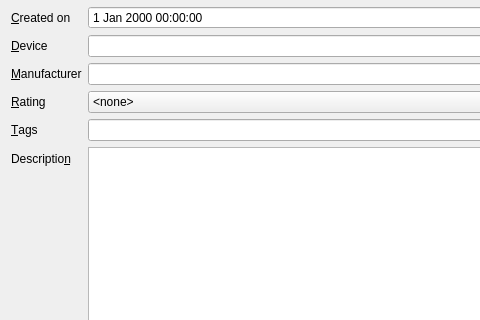
First picture: the form in ui/adddialog.ui, repository SpotlightKid/reface-dx-lib, before the edit; both pictures show x 0 to 480 and y 89 to 409 of the 600 by 600 pixel window.
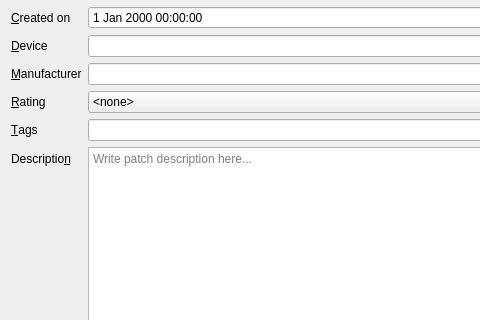
Second picture: the form after the edit.

Commit message: Provisional implementation of patch export

What changed in the file:
```diff
--- a/ui/adddialog.ui
+++ b/ui/adddialog.ui
@@ -164,6 +164,9 @@
        <property name="tabChangesFocus">
         <bool>true</bool>
        </property>
+       <property name="placeholderText">
+        <string>Write patch description here...</string>
+       </property>
       </widget>
      </item>
      <item row="6" column="0">
```
Left out of the diff: 8 changed lines with no effect on the pictures. The commit also changes 4 other files.
